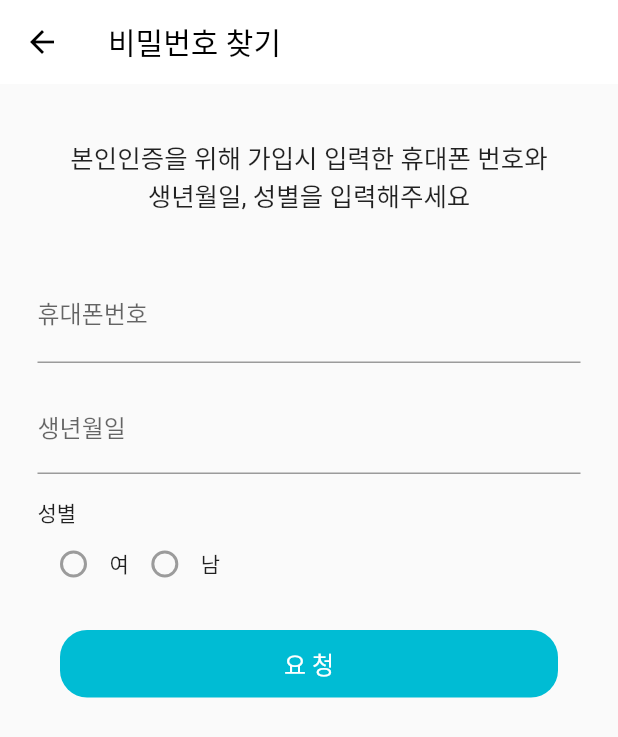
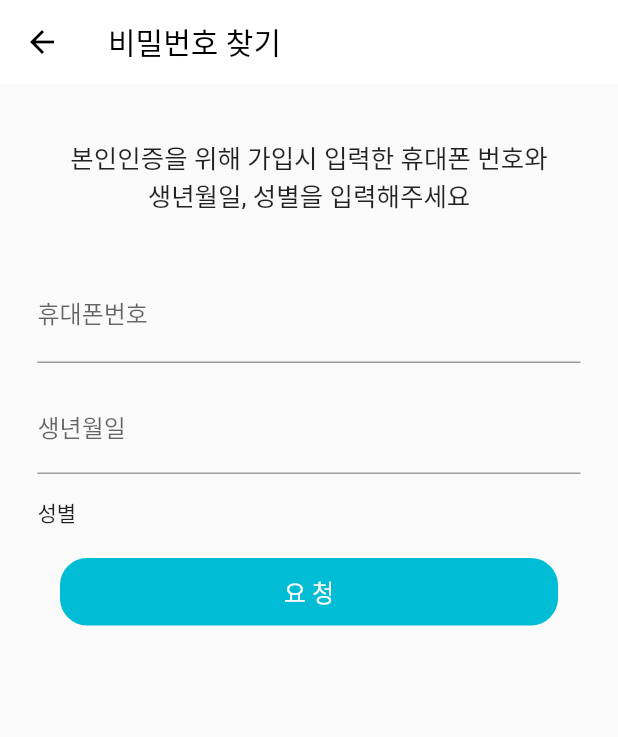
Before and after one commit to Kimsangwon0509/flutter-study, a Flutter app: the CScreen screen opened by its route, after a tap on "비밀번호 찾기", on a phone screen of 412 x 824 dp. Shown: the top 737 px of the screen. Run offline on Flutter 3.47's test engine with Material 2 defaults, Android fonts, the light colour scheme and no system bars; our stand-ins replace charts_flutter, firebase_crashlytics, fluttertoast, page_indicator, webview_flutter; accounts and stored records are empty.

Commit message:
"ModifyForm for BS"

```diff
--- a/lib/screens/c/find_pw.dart
+++ b/lib/screens/c/find_pw.dart
@@ -56,16 +56,16 @@ class FindPw extends StatelessWidget {
                 Text('성별'),
                 Row(
                   children: <Widget>[
-                    Radio(
-                      value: 1,
-                      activeColor: Colors.lightBlue,
-                    ),
-                    Text('여'),
-                    Radio(
-                      value: 2,
-                      activeColor: Colors.lightBlue,
-                    ),
-                    Text('남'),
+//                    Radio(
+//                      value: 1,
+//                      activeColor: Colors.lightBlue,
+//                    ),
+//                    Text('여'),
+//                    Radio(
+//                      value: 2,
+//                      activeColor: Colors.lightBlue,
+//                    ),
+//                    Text('남'),
                   ],
                 ),
                 SizedBox(
--- a/lib/screens/c_screen.dart
+++ b/lib/screens/c_screen.dart
@@ -4,6 +4,7 @@ import 'package:flutter_study/screens/c/profile.dart';
 import 'package:flutter_study/screens/c/popupScreen.dart';
 import 'package:flutter_study/screens/c/calender_screen.dart';
 import 'package:flutter_study/screens/c/alertbridge.dart';
+import 'package:flutter_study/screens/c/camera_test.dart';
 
 class CScreen extends StatelessWidget {
   static const String id = 'c_screen';
@@ -98,6 +99,21 @@ class CScreen extends StatelessWidget {
                     },
                   ),
                 ),
+                SizedBox(height: 20.0),
+                Container(
+                  width: 200.0,
+                  child: MaterialButton(
+                    color: Colors.cyan,
+                    child:
+                        Text('카메라 테스트', style: TextStyle(color: Colors.white)),
+                    onPressed: () {
+                      Navigator.push(
+                        context,
+                        MaterialPageRoute(builder: (context) => MyCamScreen()),
+                      );
+                    },
+                  ),
+                ),
               ],
             ),
           ),
--- a/pubspec.yaml
+++ b/pubspec.yaml
@@ -22,6 +22,11 @@ dependencies:
   flutter_localizations:
     sdk: flutter
   fluttertoast: ^3.1.3
+  permission_handler: ^3.2.0
+  camera:
+  path_provider:
+  path:
+  image_picker:
 
 dev_dependencies:
   flutter_test:
```
Also changed, not shown: pubspec.lock, 4 other files.
